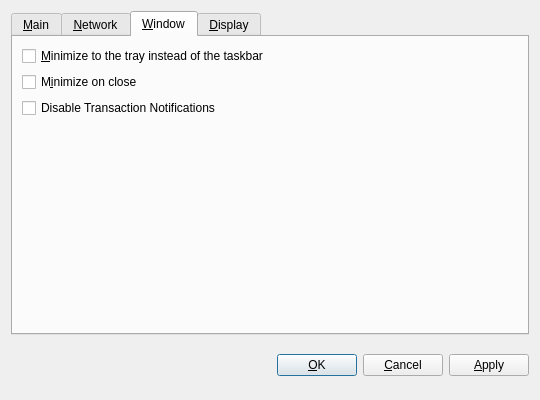
gridcoin-community/Gridcoin-Research, file src/qt/forms/optionsdialog.ui: the form before one commit.
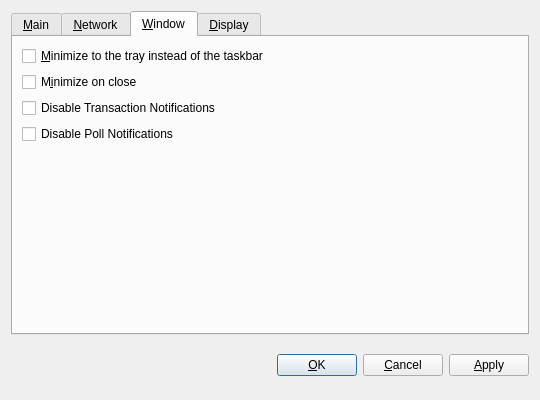
The form after the commit. The open tabs and pages were chosen to show the change. Custom widgets are drawn as their Qt base class.

Commit message:
Add system tray notification for new polls
This adds a GUI hook that displays a system notification when a node
receives a new poll as well as an accompanying GUI option to disable
those notifications.

```diff
--- a/src/qt/forms/optionsdialog.ui
+++ b/src/qt/forms/optionsdialog.ui
@@ -286,6 +286,13 @@
          </property>
         </widget>
        </item>
+       <item>
+        <widget class="QCheckBox" name="disablePollNotifications">
+         <property name="text">
+          <string>Disable Poll Notifications</string>
+         </property>
+        </widget>
+       </item>
        <item>
         <spacer name="verticalSpacer_Window">
          <property name="orientation">
```
The commit also changes 5 other files.
